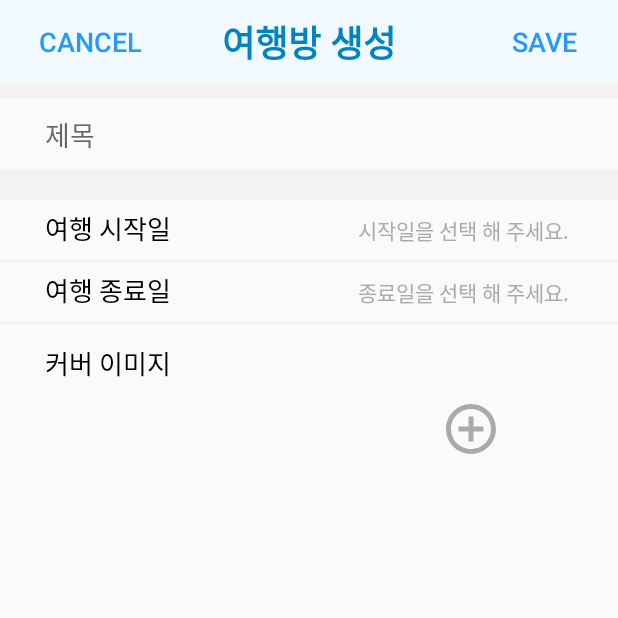
After one commit to foreknowledge/travel-together-android, an Android app: the AddTravelRoomActivity screen opened directly, with no data from a screen before it, on a phone screen of 412 x 824 dp, the top half of it. The commit adds this screen. Run offline under Robolectric (Android 15) with nearby library versions, the phone set to English and light mode, and no system bars.

Commit message:
여행방 추가 화면 구현 - 서버와 통신 X - 커버 이미지 선택 기능 미완성

```diff
--- a/app/src/main/AndroidManifest.xml
+++ b/app/src/main/AndroidManifest.xml
@@ -9,6 +9,7 @@
         android:roundIcon="@mipmap/ic_launcher_round"
         android:supportsRtl="true"
         android:theme="@style/AppTheme">
+        <activity android:name=".Activity.AddTravelRoomActivity"></activity>
         <activity
             android:name=".Activity.MainActivity"
             android:label="@string/app_name">
--- /dev/null
+++ b/app/src/main/java/com/mungziapp/traveltogether/Activity/AddTravelRoomActivity.java
@@ -0,0 +1,86 @@
+package com.mungziapp.traveltogether.Activity;
+
+import androidx.appcompat.app.AppCompatActivity;
+
+import android.app.DatePickerDialog;
+import android.os.Bundle;
+import android.view.View;
+import android.widget.Button;
+import android.widget.DatePicker;
+import android.widget.EditText;
+import android.widget.Toast;
+
+import com.mungziapp.traveltogether.R;
+
+import java.util.Calendar;
+
+public class AddTravelRoomActivity extends AppCompatActivity {
+    private Button btnStartDate;
+    private Button btnEndDate;
+    private int flag;
+
+    final private int SET_START_DATE = 1;
+    final private int SET_END_DATE = 2;
+
+    private DatePickerDialog.OnDateSetListener listener = new DatePickerDialog.OnDateSetListener() {
+        @Override
+        public void onDateSet(DatePicker datePicker, int i, int i1, int i2) {
+            String text = i + ". " + i1 + ". " + i2;
+
+            if (flag == SET_START_DATE)
+                btnStartDate.setText(text);
+            else if (flag == SET_END_DATE)
+                btnEndDate.setText(text);
+        }
+    };
+
+    @Override
+    protected void onCreate(Bundle savedInstanceState) {
+        super.onCreate(savedInstanceState);
+        setContentView(R.layout.activity_add_travel_room);
+
+        Button btnSave = findViewById(R.id.btn_save);
+        Button btnCancel = findViewById(R.id.btn_cancel);
+
+        //EditText editRoomTitle = findViewById(R.id.edit_room_title);
+        btnStartDate = findViewById(R.id.btn_pick_start_date);
+        btnEndDate = findViewById(R.id.btn_pick_end_date);
+        //Button btnCoverImg = findViewById(R.id.btn_pick_cover_img);
+
+        int year = Calendar.getInstance().get(Calendar.YEAR);
+        int month = Calendar.getInstance().get(Calendar.MONTH);
+        int date = Calendar.getInstance().get(Calendar.DATE);
+        final DatePickerDialog datePickerDialog = new DatePickerDialog(this, listener, year, month, date);
+
+        btnSave.setOnClickListener(new View.OnClickListener() {
+            @Override
+            public void onClick(View view) {
+                finish();
+            }
+        });
+
+        btnCancel.setOnClickListener(new View.OnClickListener() {
+            @Override
+            public void onClick(View view) {
+                finish();
+            }
+        });
+
+        btnStartDate.setOnClickListener(new View.OnClickListener() {
+            @Override
+            public void onClick(View view) {
+                flag = SET_START_DATE;
+                datePickerDialog.show();
+            }
+        });
+
+        btnEndDate.setOnClickListener(new View.OnClickListener() {
+            @Override
+            public void onClick(View view) {
+                flag = SET_END_DATE;
+                datePickerDialog.show();
+            }
+        });
+
+    }
+}
--- a/app/src/main/java/com/mungziapp/traveltogether/Fragment/MainFragment.java
+++ b/app/src/main/java/com/mungziapp/traveltogether/Fragment/MainFragment.java
@@ -1,9 +1,11 @@
 package com.mungziapp.traveltogether.Fragment;
 
+import android.content.Intent;
 import android.os.Bundle;
 import android.view.LayoutInflater;
 import android.view.View;
 import android.view.ViewGroup;
+import android.widget.Button;
 
 import androidx.annotation.NonNull;
 import androidx.annotation.Nullable;
@@ -11,11 +13,14 @@ import androidx.fragment.app.Fragment;
 import androidx.fragment.app.FragmentManager;
 
 import com.google.android.material.tabs.TabLayout;
+import com.mungziapp.traveltogether.Activity.AddTravelRoomActivity;
 import com.mungziapp.traveltogether.Adapter.TravelRoomAdapter;
 import com.mungziapp.traveltogether.R;
 import com.mungziapp.traveltogether.RoomItem;
 
 public class MainFragment extends Fragment {
+    private View rootView;
+
     private TravelRoomsFragment oncommingTravels;
     private TravelRoomsFragment lastTravels;
 
@@ -27,8 +32,16 @@ public class MainFragment extends Fragment {
     @Nullable
     @Override
     public View onCreateView(@NonNull LayoutInflater inflater, @Nullable ViewGroup container, @Nullable Bundle savedInstanceState) {
-        View rootView = inflater.inflate(R.layout.main_fragment, container, false);
+        rootView = inflater.inflate(R.layout.main_fragment, container, false);
 
+        createTravelRoomsFragments();
+        setTabBar();
+        addTravelRoom();
+
+        return rootView;
+    }
+
+    private void createTravelRoomsFragments() {
         TravelRoomAdapter oncommingAdapter = new TravelRoomAdapter(getContext());
         oncommingAdapter.addItem(new RoomItem("친구들과 배낭 여행", "2019. 10. 12 ~ 2019. 10. 16", 12, R.drawable.travel_room_sample_01));
         oncommingAdapter.addItem(new RoomItem("혼자 가는 미국 횡단 일주", "2019. 06. 09 ~ 2019. 06. 29", 1, R.drawable.travel_room_sample_02));
@@ -50,7 +63,9 @@ public class MainFragment extends Fragment {
         lastTravelAdapter.addItem(new RoomItem("가자 파리로~!", "2018. 08. 15 ~ 2019. 08. 16", 2, R.drawable.travel_room_sample_02));
 
         lastTravels = new TravelRoomsFragment(lastTravelAdapter);
+    }
 
+    private void setTabBar() {
         TabLayout tabs = rootView.findViewById(R.id.tabs);
         tabs.addTab(tabs.newTab().setText("다가오는 여행"));
         tabs.addTab(tabs.newTab().setText("지난 여행"));
@@ -81,7 +96,16 @@ public class MainFragment extends Fragment {
             @Override
             public void onTabReselected(TabLayout.Tab tab) { }
         });
+    }
 
-        return rootView;
+    private void addTravelRoom() {
+        Button button = rootView.findViewById(R.id.btn_add_travel_room);
+        button.setOnClickListener(new View.OnClickListener() {
+            @Override
+            public void onClick(View view) {
+                Intent intent = new Intent(getContext(), AddTravelRoomActivity.class);
+                startActivity(intent);
+            }
+        });
     }
 }
--- /dev/null
+++ b/app/src/main/res/drawable/ic_add_circle_outline_black_24dp.xml
@@ -0,0 +1,5 @@
+<vector android:height="24dp" android:tint="#AAAAAA"
+    android:viewportHeight="24.0" android:viewportWidth="24.0"
+    android:width="24dp" xmlns:android="http://schemas.android.com/apk/res/android">
+    <path android:fillColor="#FF000000" android:pathData="M13,7h-2v4L7,11v2h4v4h2v-4h4v-2h-4L13,7zM12,2C6.48,2 2,6.48 2,12s4.48,10 10,10 10,-4.48 10,-10S17.52,2 12,2zM12,20c-4.41,0 -8,-3.59 -8,-8s3.59,-8 8,-8 8,3.59 8,8 -3.59,8 -8,8z"/>
+</vector>
--- /dev/null
+++ b/app/src/main/res/layout/activity_add_travel_room.xml
@@ -0,0 +1,170 @@
+<?xml version="1.0" encoding="utf-8"?>
+<LinearLayout xmlns:android="http://schemas.android.com/apk/res/android"
+    xmlns:app="http://schemas.android.com/apk/res-auto"
+    android:layout_width="match_parent"
+    android:layout_height="match_parent"
+    xmlns:tools="http://schemas.android.com/tools"
+    android:orientation="vertical">
+
+    <androidx.appcompat.widget.Toolbar android:id="@+id/toolbar"
+        android:layout_width="match_parent"
+        android:layout_height="?attr/actionBarSize"
+        android:background="@color/colorBack"
+        android:padding="10dp"
+        app:popupTheme="@style/AppTheme.PopupOverlay">
+
+        <TextView
+            android:layout_width="wrap_content"
+            android:layout_height="wrap_content"
+            android:layout_gravity="center"
+            android:textColor="@color/colorTitle"
+            android:textStyle="bold"
+            android:textSize="24sp"
+            android:text="@string/title_create_travel_room"/>
+
+        <Button
+            android:id="@+id/btn_save"
+            android:layout_width="wrap_content"
+            android:layout_height="wrap_content"
+            android:layout_gravity="end"
+            android:layout_marginRight="5dp"
+            android:layout_marginEnd="5dp"
+            android:layout_marginLeft="5dp"
+            android:layout_marginStart="5dp"
+            android:textSize="18sp"
+            android:textColor="@color/colorPrimary"
+            android:text="@string/btn_text_save"
+            android:background="@android:color/transparent"/>
+
+        <Button
+            android:id="@+id/btn_cancel"
+            android:layout_width="wrap_content"
+            android:layout_height="wrap_content"
+            android:layout_gravity="start"
+            android:layout_marginRight="5dp"
+            android:layout_marginEnd="5dp"
+            android:layout_marginLeft="5dp"
+            android:layout_marginStart="5dp"
+            android:textSize="18sp"
+            android:textColor="@color/colorPrimary"
+            android:text="@string/btn_text_cancel"
+            android:background="@android:color/transparent"/>
+
+    </androidx.appcompat.widget.Toolbar>
+
+    <View
+        android:layout_width="match_parent"
+        android:layout_height="10dp"
+        android:background="@color/colorDivLine"/>
+
+    <EditText
+        android:id="@+id/edit_room_title"
+        android:layout_width="match_parent"
+        android:layout_height="wrap_content"
+        android:paddingLeft="30dp"
+        android:paddingRight="30dp"
+        android:paddingTop="10dp"
+        android:paddingBottom="10dp"
+        android:background="@android:color/transparent"
+        android:inputType="text"
+        android:hint="@string/hint_title"
+        android:importantForAutofill="no"
+        tools:targetApi="o"/>
+
+    <View
+        android:layout_width="match_parent"
+        android:layout_height="20dp"
+        android:background="@color/colorDivLine"/>
+
+    <!--여행 시작일 레이아웃-->
+    <LinearLayout
+        android:layout_width="match_parent"
+        android:layout_height="wrap_content"
+        android:orientation="horizontal">
+
+        <TextView
+            android:layout_width="0dp"
+            android:layout_height="wrap_content"
+            android:layout_weight="1"
+            android:paddingLeft="30dp"
+            android:paddingRight="30dp"
+            android:textSize="17sp"
+            android:textColor="@android:color/black"
+            android:text="@string/btn_text_start_date"/>
+
+        <Button
+            android:id="@+id/btn_pick_start_date"
+            android:layout_width="0dp"
+            android:layout_height="40dp"
+            android:layout_weight="1"
+            android:textColor="@color/colorTitleHint"
+            android:text="@string/hint_start_date"
+            android:background="@android:color/transparent"/>
+
+    </LinearLayout>
+
+    <View
+        android:layout_width="match_parent"
+        android:layout_height="1dp"
+        android:background="@color/colorDivLine"/>
+
+    <!--여행 종료일 레이아웃-->
+    <LinearLayout
+        android:layout_width="match_parent"
+        android:layout_height="wrap_content"
+        android:orientation="horizontal">
+
+        <TextView
+            android:layout_width="0dp"
+            android:layout_height="wrap_content"
+            android:layout_weight="1"
+            android:paddingLeft="30dp"
+            android:paddingRight="30dp"
+            android:textSize="17sp"
+            android:textColor="@android:color/black"
+            android:text="@string/btn_text_end_date"/>
+
+        <Button
+            android:id="@+id/btn_pick_end_date"
+            android:layout_width="0dp"
+            android:layout_height="40dp"
+            android:layout_weight="1"
+            android:textColor="@color/colorTitleHint"
+            android:text="@string/hint_end_date"
+            android:background="@android:color/transparent"/>
+
+    </LinearLayout>
+
+    <View
+        android:layout_width="match_parent"
+        android:layout_height="1dp"
+        android:background="@color/colorDivLine"/>
+
+    <!--커버 이미지 레이아웃-->
+    <LinearLayout
+        android:layout_width="match_parent"
+        android:layout_height="wrap_content"
+        android:orientation="horizontal">
+
+        <TextView
+            android:layout_width="wrap_content"
+            android:layout_height="wrap_content"
+            android:layout_marginTop="8dp"
+            android:layout_marginRight="100dp"
+            android:layout_marginEnd="100dp"
+            android:paddingLeft="30dp"
+            android:paddingRight="30dp"
+            android:text="@string/btn_text_cover_img"
+            android:textColor="@android:color/black"
+            android:textSize="17sp" />
+
+        <Button
+            android:id="@+id/btn_pick_cover_img"
+            android:layout_width="40dp"
+            android:layout_height="40dp"
+            android:layout_margin="50dp"
+            android:background="@drawable/ic_add_circle_outline_black_24dp" />
+
+    </LinearLayout>
+
+</LinearLayout>
--- a/app/src/main/res/layout/app_bar_main.xml
+++ b/app/src/main/res/layout/app_bar_main.xml
@@ -27,7 +27,7 @@
         android:id="@+id/bottom_nav_view"
         android:layout_width="match_parent"
         android:layout_height="wrap_content"
-        android:background="@color/colorBottomNavBar"
+        android:background="@color/colorPrimary"
         app:layout_anchor="@+id/frame_container"
         app:layout_anchorGravity="bottom|center"
         app:layout_constraintBottom_toBottomOf="parent"
--- a/app/src/main/res/layout/calendar_fragment.xml
+++ b/app/src/main/res/layout/calendar_fragment.xml
@@ -8,7 +8,7 @@
     <androidx.appcompat.widget.Toolbar android:id="@+id/toolbar"
         android:layout_width="match_parent"
         android:layout_height="?attr/actionBarSize"
-        android:background="@color/colorPrimary"
+        android:background="@color/colorBack"
         android:padding="10dp"
         app:popupTheme="@style/AppTheme.PopupOverlay">
 
--- a/app/src/main/res/layout/main_fragment.xml
+++ b/app/src/main/res/layout/main_fragment.xml
@@ -13,7 +13,7 @@
         <androidx.appcompat.widget.Toolbar android:id="@+id/toolbar"
             android:layout_width="match_parent"
             android:layout_height="?attr/actionBarSize"
-            android:background="@color/colorPrimary"
+            android:background="@color/colorBack"
             android:padding="10dp"
             app:popupTheme="@style/AppTheme.PopupOverlay">
 
@@ -59,7 +59,7 @@
             app:tabIndicatorColor="@color/colorTitle"
             app:tabTextColor="@color/colorDisableTitle"
             app:tabSelectedTextColor="@color/colorTitle"
-            android:background="@color/colorPrimary"/>
+            android:background="@color/colorBack"/>
 
     </com.google.android.material.appbar.AppBarLayout>
 
--- a/app/src/main/res/layout/settings_fragment.xml
+++ b/app/src/main/res/layout/settings_fragment.xml
@@ -8,7 +8,7 @@
     <androidx.appcompat.widget.Toolbar android:id="@+id/toolbar"
         android:layout_width="match_parent"
         android:layout_height="?attr/actionBarSize"
-        android:background="@color/colorPrimary"
+        android:background="@color/colorBack"
         android:padding="10dp"
         app:popupTheme="@style/AppTheme.PopupOverlay">
 
--- a/app/src/main/res/values/colors.xml
+++ b/app/src/main/res/values/colors.xml
@@ -1,11 +1,14 @@
 <?xml version="1.0" encoding="utf-8"?>
 <resources>
-    <color name="colorPrimary">#F1F9FF</color>
-    <color name="colorPrimaryDark">#BCE0FD</color>
+    <color name="colorPrimary">#2699FB</color>
+    <color name="colorBack">#F1F9FF</color>
+    <color name="colorBackDark">#BCE0FD</color>
     <color name="colorAccent">#D81B60</color>
 
     <color name="colorTitle">#0284BE</color>
     <color name="colorDisableTitle">#BCE0FD</color>
-    <color name="colorBottomNavBar">#2699FB</color>
     <color name="colorRoomTitle">#0C516F</color>
+    <color name="colorTitleHint">#AAAAAA</color>
+
+    <color name="colorDivLine">#F2F2F2</color>
 </resources>
--- a/app/src/main/res/values/strings.xml
+++ b/app/src/main/res/values/strings.xml
@@ -4,9 +4,20 @@
     <string name="title_calendar">Calendar</string>
     <string name="title_settings">Settings</string>
 
+    <string name="btn_text_save">Save</string>
+    <string name="btn_text_cancel">Cancel</string>
+    <string name="btn_text_start_date">여행 시작일</string>
+    <string name="btn_text_end_date">여행 종료일</string>
+    <string name="btn_text_cover_img">커버 이미지</string>
+
     <string name="title_travel_room_list">여행방 목록</string>
     <string name="title_calendar_kor">달력</string>
     <string name="title_settings_kor">설정</string>
+    <string name="title_create_travel_room">여행방 생성</string>
 
     <string name="desc_icon_person">person icon</string>
+
+    <string name="hint_title">제목</string>
+    <string name="hint_start_date">시작일을 선택 해 주세요.</string>
+    <string name="hint_end_date">종료일을 선택 해 주세요.</string>
 </resources>
```
